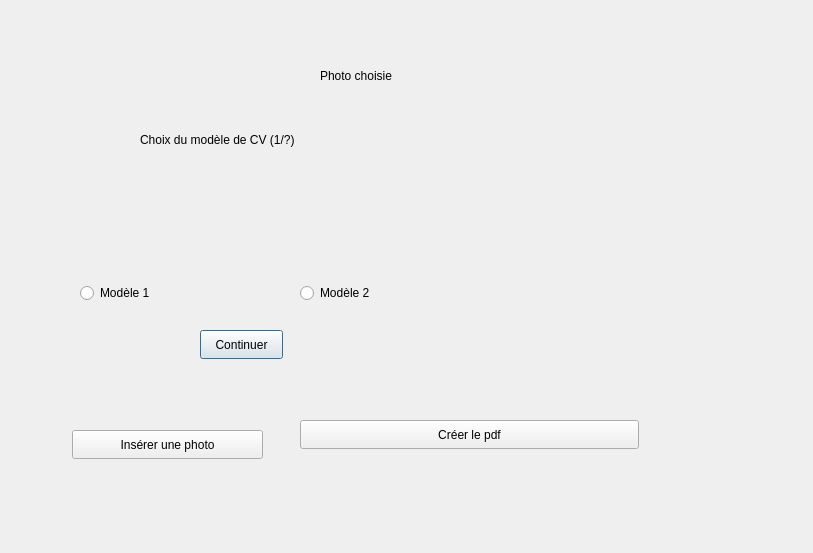
Above: JobDocsCreator/cveditor.ui from elmirge7/JobDocsCreator before the change. Below: the same form after it.
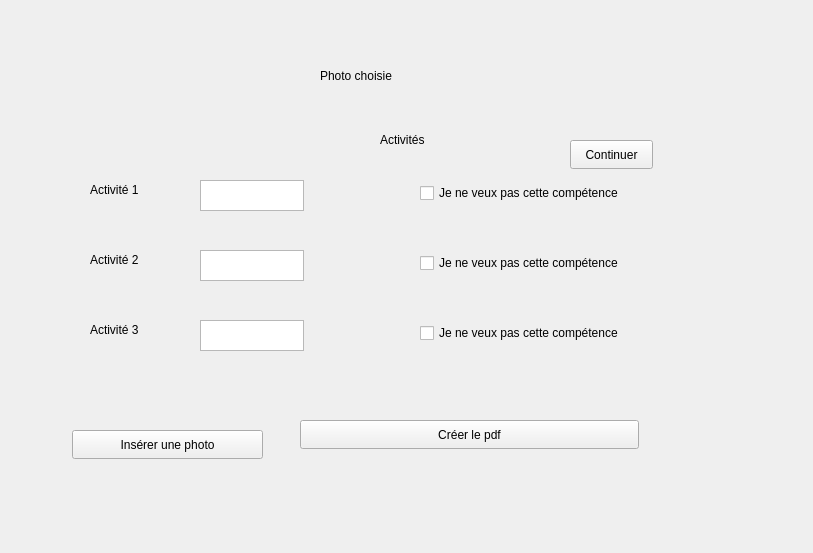
That is the form after the change. The open tabs and pages were chosen to show the change.

```diff
--- a/JobDocsCreator/cveditor.ui
+++ b/JobDocsCreator/cveditor.ui
@@ -1646,6 +1646,143 @@
      </property>
     </widget>
    </widget>
+   <widget class="QWidget" name="pageActivity">
+    <widget class="QLabel" name="label_54">
+     <property name="geometry">
+      <rect>
+       <x>320</x>
+       <y>20</y>
+       <width>63</width>
+       <height>20</height>
+      </rect>
+     </property>
+     <property name="text">
+      <string>Activités</string>
+     </property>
+    </widget>
+    <widget class="QCheckBox" name="checkBoxActivite">
+     <property name="geometry">
+      <rect>
+       <x>360</x>
+       <y>70</y>
+       <width>301</width>
+       <height>26</height>
+      </rect>
+     </property>
+     <property name="text">
+      <string>Je ne veux pas cette compétence</string>
+     </property>
+    </widget>
+    <widget class="QLabel" name="label_55">
+     <property name="geometry">
+      <rect>
+       <x>30</x>
+       <y>70</y>
+       <width>101</width>
+       <height>20</height>
+      </rect>
+     </property>
+     <property name="text">
+      <string>Activité 1</string>
+     </property>
+    </widget>
+    <widget class="QTextEdit" name="textEditActivite">
+     <property name="geometry">
+      <rect>
+       <x>140</x>
+       <y>70</y>
+       <width>104</width>
+       <height>31</height>
+      </rect>
+     </property>
+    </widget>
+    <widget class="QCheckBox" name="checkBoxActivite_2">
+     <property name="geometry">
+      <rect>
+       <x>360</x>
+       <y>140</y>
+       <width>301</width>
+       <height>26</height>
+      </rect>
+     </property>
+     <property name="text">
+      <string>Je ne veux pas cette compétence</string>
+     </property>
+    </widget>
+    <widget class="QLabel" name="label_56">
+     <property name="geometry">
+      <rect>
+       <x>30</x>
+       <y>140</y>
+       <width>101</width>
+       <height>20</height>
+      </rect>
+     </property>
+     <property name="text">
+      <string>Activité 2</string>
+     </property>
+    </widget>
+    <widget class="QTextEdit" name="textEditActivite_2">
+     <property name="geometry">
+      <rect>
+       <x>140</x>
+       <y>140</y>
+       <width>104</width>
+       <height>31</height>
+      </rect>
+     </property>
+    </widget>
+    <widget class="QCheckBox" name="checkBoxActivite_3">
+     <property name="geometry">
+      <rect>
+       <x>360</x>
+       <y>210</y>
+       <width>301</width>
+       <height>26</height>
+      </rect>
+     </property>
+     <property name="text">
+      <string>Je ne veux pas cette compétence</string>
+     </property>
+    </widget>
+    <widget class="QLabel" name="label_57">
+     <property name="geometry">
+      <rect>
+       <x>30</x>
+       <y>210</y>
+       <width>101</width>
+       <height>20</height>
+      </rect>
+     </property>
+     <property name="text">
+      <string>Activité 3</string>
+     </property>
+    </widget>
+    <widget class="QTextEdit" name="textEditActivite_3">
+     <property name="geometry">
+      <rect>
+       <x>140</x>
+       <y>210</y>
+       <width>104</width>
+       <height>31</height>
+      </rect>
+     </property>
+    </widget>
+    <widget class="QPushButton" name="pushButton_12">
+     <property name="geometry">
+      <rect>
+       <x>510</x>
+       <y>30</y>
+       <width>83</width>
+       <height>29</height>
+      </rect>
+     </property>
+     <property name="text">
+      <string>Continuer</string>
+     </property>
+    </widget>
+   </widget>
+   <widget class="QWidget" name="pageTemplate"/>
   </widget>
   <widget class="QPushButton" name="pushButton_5">
    <property name="geometry">
```
Left out of the diff: 13 changed lines with no effect on the pictures.
